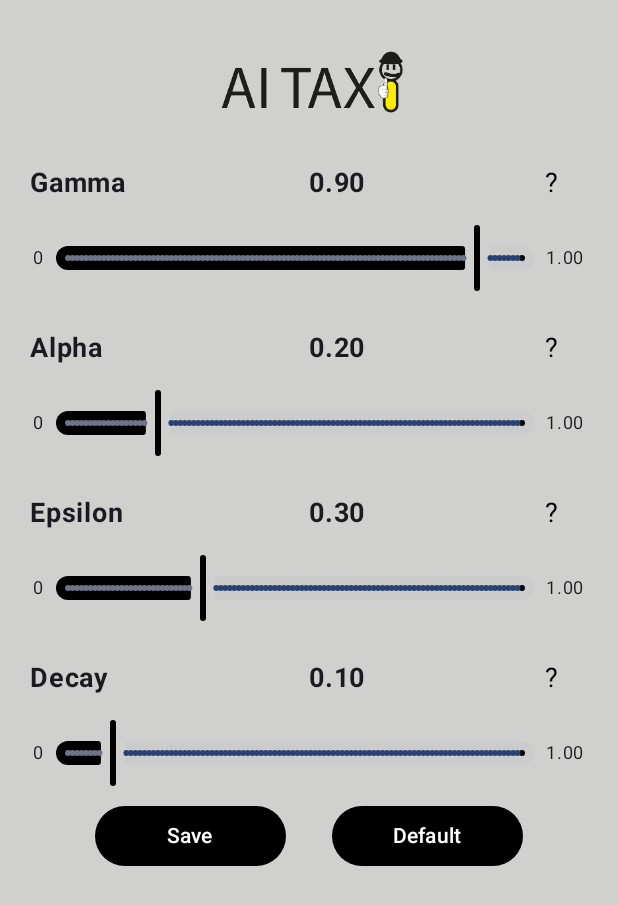
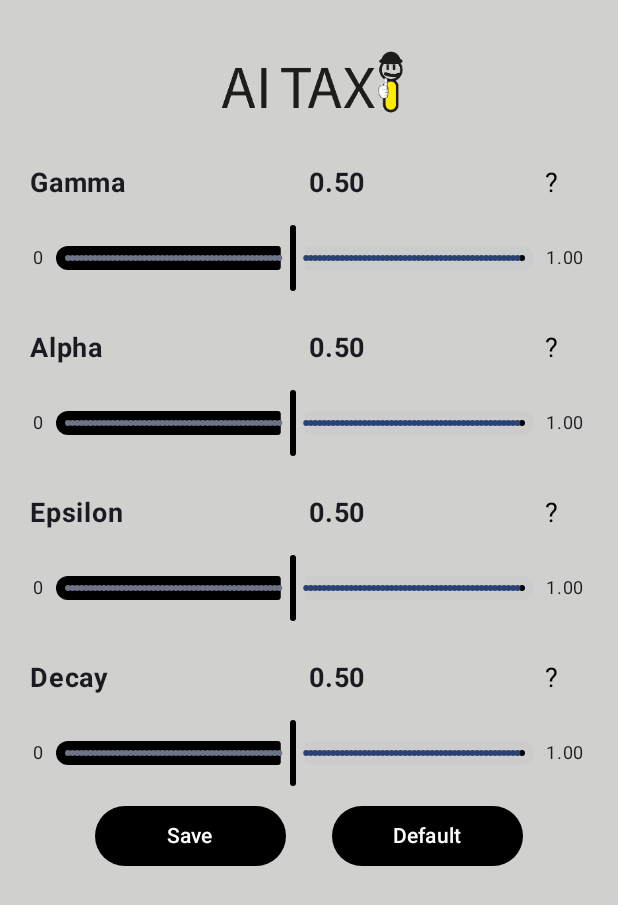
Before and after one commit to AhmedSabaawi/AMD_ML, an Android app built with Jetpack Compose: the composable Menu shown on its own in the app's theme, after a tap on "Default", on a phone screen of 412 x 824 dp. Shown: the top 905 px of the screen. Run offline under Robolectric (Android 15) with nearby library versions, the phone set to English and light mode, and no system bars.

Commit message:
fixed the bug where menu makes a new window all the time

```diff
--- a/app/src/main/java/com/example/ai_taxi/components/SliderItem.kt
+++ b/app/src/main/java/com/example/ai_taxi/components/SliderItem.kt
@@ -16,6 +16,7 @@ import androidx.compose.material3.Slider
 import androidx.compose.material3.SliderDefaults
 import androidx.compose.material3.Text
 import androidx.compose.runtime.Composable
+import androidx.compose.runtime.collectAsState
 import androidx.compose.runtime.getValue
 import androidx.compose.runtime.mutableStateOf
 import androidx.compose.runtime.remember
@@ -32,6 +33,7 @@ import androidx.lifecycle.ViewModel
 import androidx.lifecycle.viewmodel.compose.viewModel
 import com.example.ai_taxi.viewmodels.TaxiGameViewModel
 import com.example.ai_taxi.MenuValues
+import kotlinx.coroutines.flow.StateFlow
 
 @Composable
 fun SliderItem(title: String, description: String, viewModel: TaxiGameViewModel = viewModel()) {
@@ -45,16 +47,19 @@ fun SliderItem(title: String, description: String, viewModel: TaxiGameViewModel
         }
     }
 
-    fun loadData(): Float {
-        return when (MenuValues.valueOf(title.uppercase())) {
-            MenuValues.GAMMA -> viewModel.getGamma()
-            MenuValues.EPSILON -> viewModel.getEpsilon()
-            MenuValues.DECAY -> viewModel.getDecay()
-            MenuValues.ALPHA -> viewModel.getAlpha()
-        }
+
+
+
+
+
+
+    val sliderValue  by when (title.uppercase()){
+        "GAMMA" -> viewModel.gamma.collectAsState()
+        "EPSILON" -> viewModel.epsilon.collectAsState()
+        "DECAY" -> viewModel.decay.collectAsState()
+        "ALPHA" -> viewModel.alpha.collectAsState()
+         else -> throw IllegalArgumentException("something went wrong")//Whatever doesnt matter
     }
-
-    var sliderValue by remember { mutableStateOf(loadData()) }
     var showDescription by remember { mutableStateOf(false) }
 
     Column(
@@ -116,7 +121,6 @@ fun SliderItem(title: String, description: String, viewModel: TaxiGameViewModel
             Slider(
                 value = sliderValue,
                 onValueChange = {
-                    sliderValue = it
                     saveData(it) // Saves the value
                 },
                 valueRange = 0f..1f,
--- a/app/src/main/java/com/example/ai_taxi/ui/screens/Menu.kt
+++ b/app/src/main/java/com/example/ai_taxi/ui/screens/Menu.kt
@@ -108,7 +108,7 @@ fun Menu(navController: NavController, viewModel: TaxiGameViewModel = viewModel(
                     onClick = {
                       viewModel.resetParameters()
 
-                        navController.navigate("MENU")
+//                        navController.navigate("MENU")
                     }, // Navigates back to the previous screen
                     colors = ButtonDefaults.buttonColors(Color.Black),
                     modifier = Modifier
```
